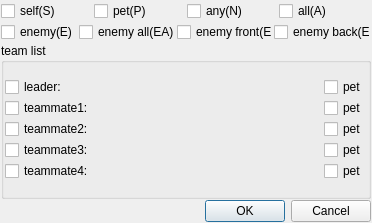
First picture: the form in SaSH/form/selecttargetform.ui, repository bestkakkoii/SaSH, before the edit.
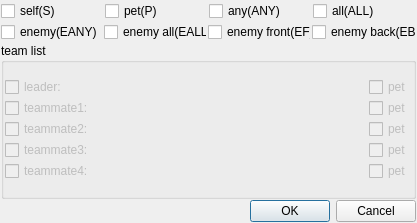
Second picture: the form after the edit.

```diff
--- a/SaSH/form/selecttargetform.ui
+++ b/SaSH/form/selecttargetform.ui
@@ -6,7 +6,7 @@
    <rect>
     <x>0</x>
     <y>0</y>
-    <width>372</width>
+    <width>417</width>
     <height>223</height>
    </rect>
   </property>
@@ -62,14 +62,14 @@
        <item>
         <widget class="QCheckBox" name="checkBox_any">
          <property name="text">
-          <string>any(N)</string>
+          <string>any(ANY)</string>
          </property>
         </widget>
        </item>
        <item>
         <widget class="QCheckBox" name="checkBox_all">
          <property name="text">
-          <string>all(A)</string>
+          <string>all(ALL)</string>
          </property>
         </widget>
        </item>
@@ -83,14 +83,14 @@
        <item>
         <widget class="QCheckBox" name="checkBox_enemy">
          <property name="text">
-          <string>enemy(E)</string>
+          <string>enemy(EANY)</string>
          </property>
         </widget>
        </item>
        <item>
         <widget class="QCheckBox" name="checkBox_enemy_all">
          <property name="text">
-          <string>enemy all(EA)</string>
+          <string>enemy all(EALL)</string>
          </property>
         </widget>
        </item>
@@ -149,6 +149,9 @@
             </property>
             <item>
              <widget class="QCheckBox" name="checkBox_leader">
+              <property name="enabled">
+               <bool>false</bool>
+              </property>
               <property name="sizePolicy">
                <sizepolicy hsizetype="Expanding" vsizetype="Fixed">
                 <horstretch>0</horstretch>
@@ -162,6 +165,9 @@
             </item>
             <item>
              <widget class="QCheckBox" name="checkBox_leader_pet">
+              <property name="enabled">
+               <bool>false</bool>
+              </property>
               <property name="text">
                <string>pet</string>
               </property>
@@ -176,6 +182,9 @@
             </property>
             <item>
              <widget class="QCheckBox" name="checkBox_teammate1">
+              <property name="enabled">
+               <bool>false</bool>
+              </property>
               <property name="sizePolicy">
                <sizepolicy hsizetype="Expanding" vsizetype="Fixed">
                 <horstretch>0</horstretch>
@@ -189,6 +198,9 @@
             </item>
             <item>
              <widget class="QCheckBox" name="checkBox_teammate1_pet">
+              <property name="enabled">
+               <bool>false</bool>
+              </property>
               <property name="text">
                <string>pet</string>
               </property>
@@ -203,6 +215,9 @@
             </property>
             <item>
              <widget class="QCheckBox" name="checkBox_teammate2">
+              <property name="enabled">
+               <bool>false</bool>
+              </property>
               <property name="sizePolicy">
                <sizepolicy hsizetype="Expanding" vsizetype="Fixed">
                 <horstretch>0</horstretch>
@@ -216,6 +231,9 @@
             </item>
             <item>
              <widget class="QCheckBox" name="checkBox_teammate2_pet">
+              <property name="enabled">
+               <bool>false</bool>
+              </property>
               <property name="text">
                <string>pet</string>
               </property>
@@ -230,6 +248,9 @@
             </property>
             <item>
              <widget class="QCheckBox" name="checkBox_teammate3">
+              <property name="enabled">
+               <bool>false</bool>
+              </property>
               <property name="sizePolicy">
                <sizepolicy hsizetype="Expanding" vsizetype="Fixed">
                 <horstretch>0</horstretch>
@@ -243,6 +264,9 @@
             </item>
             <item>
              <widget class="QCheckBox" name="checkBox_teammate3_pet">
+              <property name="enabled">
+               <bool>false</bool>
+              </property>
               <property name="text">
                <string>pet</string>
               </property>
@@ -257,6 +281,9 @@
             </property>
             <item>
              <widget class="QCheckBox" name="checkBox_teammate4">
+              <property name="enabled">
+               <bool>false</bool>
+              </property>
               <property name="sizePolicy">
                <sizepolicy hsizetype="Expanding" vsizetype="Fixed">
                 <horstretch>0</horstretch>
@@ -270,6 +297,9 @@
             </item>
             <item>
              <widget class="QCheckBox" name="checkBox_teammate4_pet">
+              <property name="enabled">
+               <bool>false</bool>
+              </property>
               <property name="text">
                <string>pet</string>
               </property>
```
